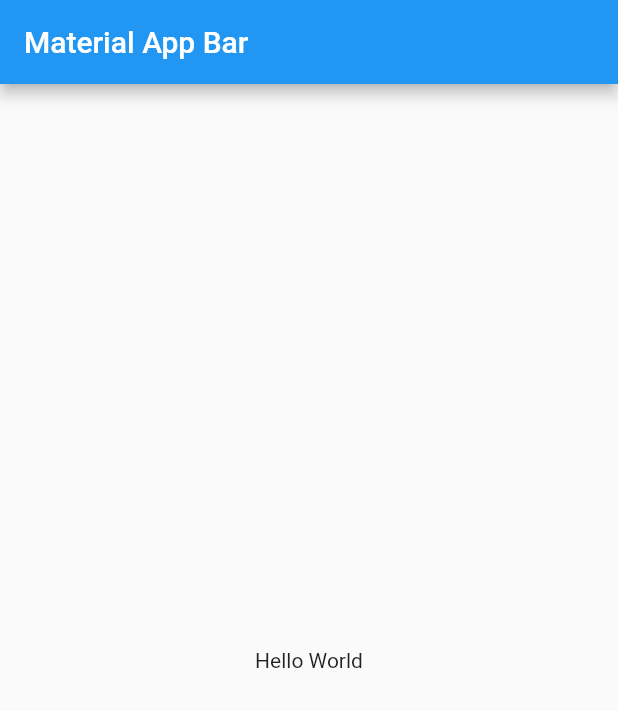
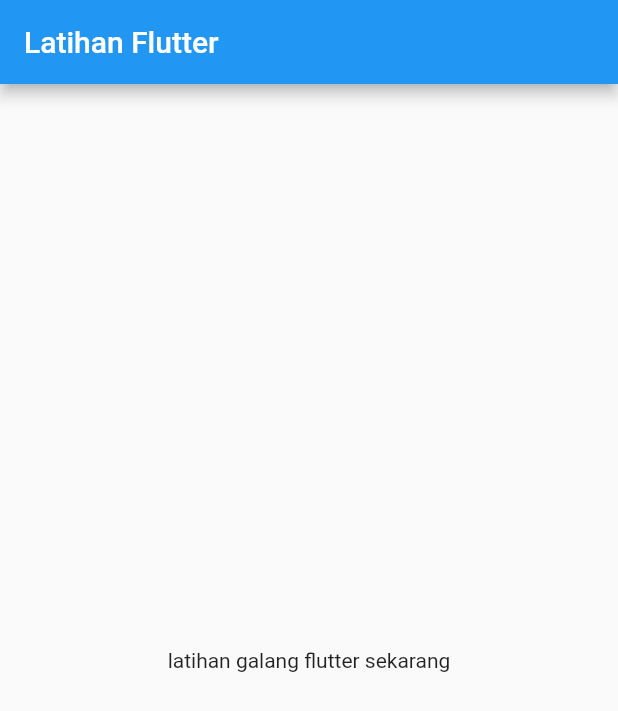
Before and after one commit to ahmadgalang/belajar-flutter, a Flutter app: the screen it shows after launch, on a phone screen of 412 x 824 dp. Shown: the top 711 px of the screen. Run offline on Flutter 3.47's test engine with Material 2 defaults, Android fonts, the phone set to English and light mode, and no system bars.

Commit message:
not folder project to upload too

```diff
--- a/lib/main.dart
+++ b/lib/main.dart
@@ -8,15 +8,9 @@ class MyApp extends StatelessWidget {
   @override
   Widget build(BuildContext context) {
     return MaterialApp(
-      title: 'Material App',
-      home: Scaffold(
-        appBar: AppBar(
-          title: const Text('Material App Bar'),
-        ),
-        body: const Center(
-          child: Text('Hello World'),
-        ),
-      ),
-    );
+        home: Scaffold(
+      appBar: AppBar(title: const Text('Latihan Flutter')),
+      body: const Center(child: Text('latihan galang flutter sekarang')),
+    ));
   }
 }
```
Also changed, not shown: pubspec.lock.
